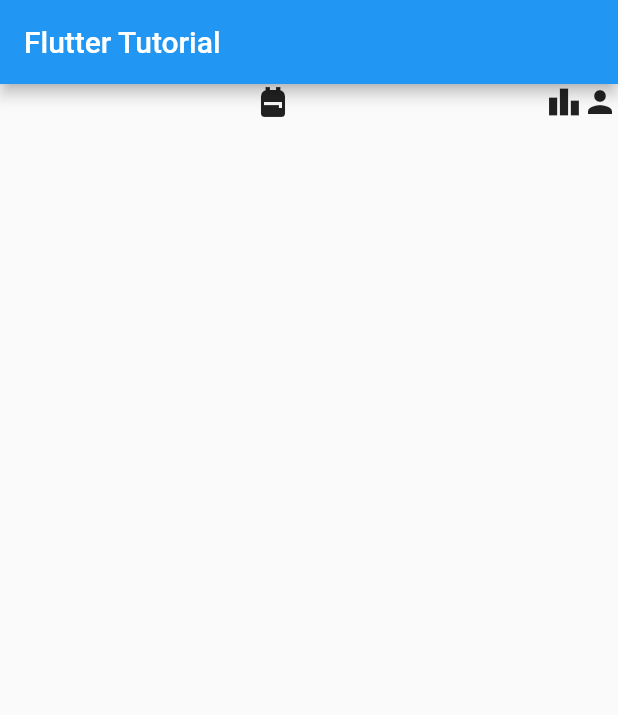
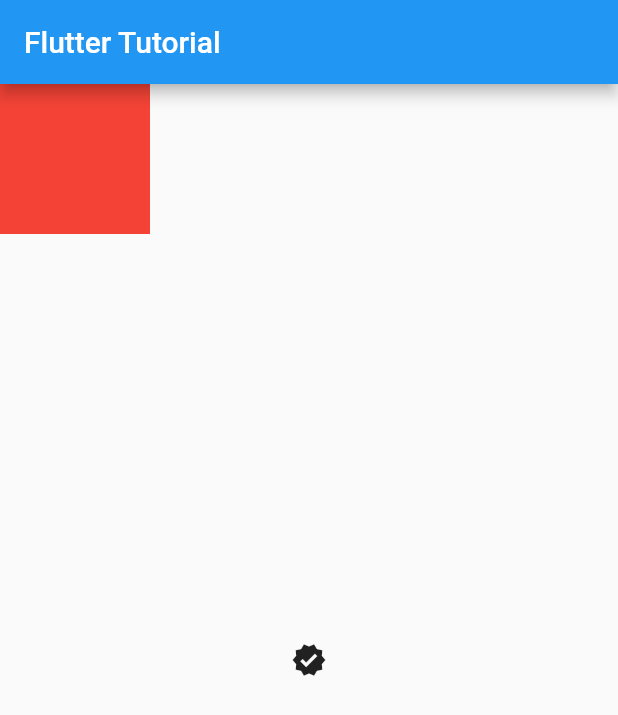
Before and after one commit to Simbamon/Flutter_Demo, a Flutter app: the screen it shows after launch, on a phone screen of 412 x 824 dp. Shown: the top 715 px of the screen. Run offline on Flutter 3.47's test engine with Material 2 defaults, Android fonts, the phone set to English and light mode, and no system bars.

Commit message:
Stack update

```diff
--- a/lib/main.dart
+++ b/lib/main.dart
@@ -24,17 +24,33 @@ class MyApp extends StatelessWidget {
       //   height: 100,
       //   width: 100,
       // ),
-            body: Row(
-              mainAxisAlignment: MainAxisAlignment.spaceBetween,
-              crossAxisAlignment: CrossAxisAlignment.end,
-              children: const [
-                Expanded(
-                  flex: 3,
-                  child: Icon(Icons.backpack),
+
+      // FLEX
+      // body: Row(
+      //   mainAxisAlignment: MainAxisAlignment.spaceBetween,
+      //   crossAxisAlignment: CrossAxisAlignment.end,
+      //   children: const [
+      //     Expanded(
+      //       flex: 3,
+      //       child: Icon(Icons.backpack),
+      //     ),
+      //     Icon(Icons.leaderboard),
+      //     Icon(Icons.person),
+      //   ],
+      // )
+      body: Stack(
+        children: [
+          Container(
+            color: Colors.red,
+            width: 100,
+            height: 100,
           ),
-                Icon(Icons.leaderboard),
-                Icon(Icons.person),
+          Align(
+            child: Icon(Icons.verified),
+            alignment: Alignment.center,
+          )
         ],
-            )));
+      ),
+    ));
   }
 }
```
Lines whose indentation alone changed are shown as unchanged.
